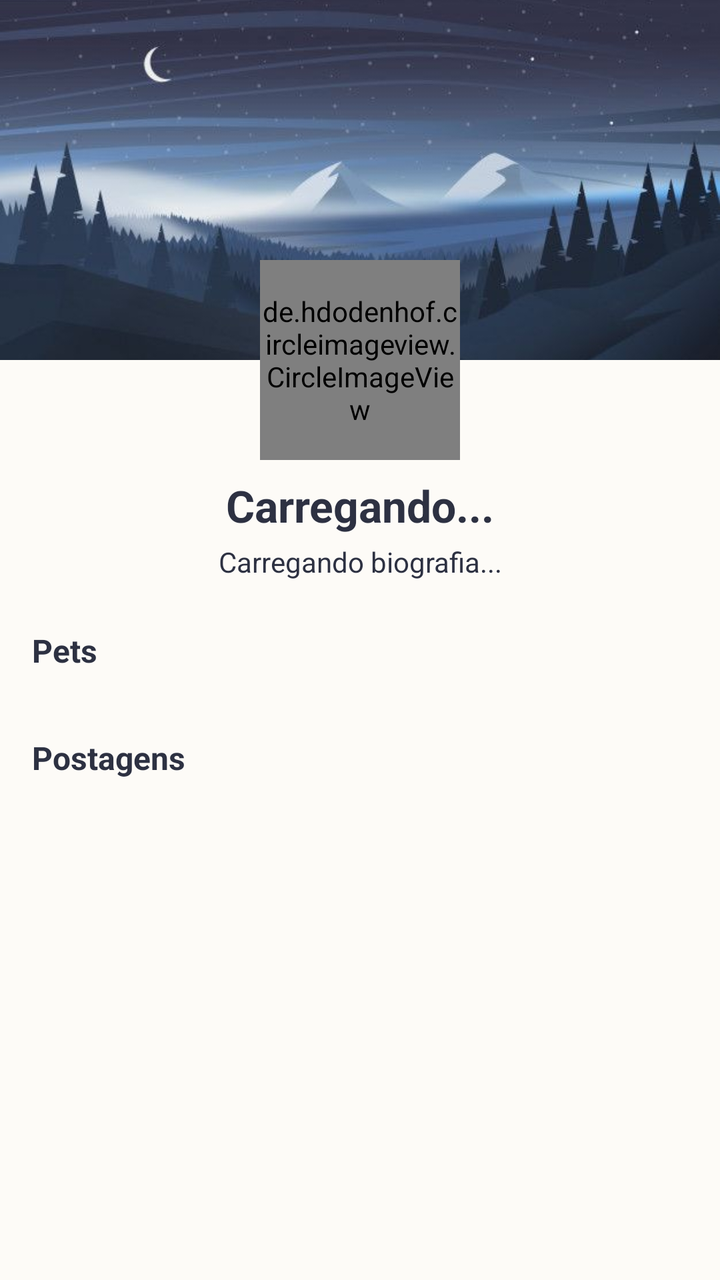
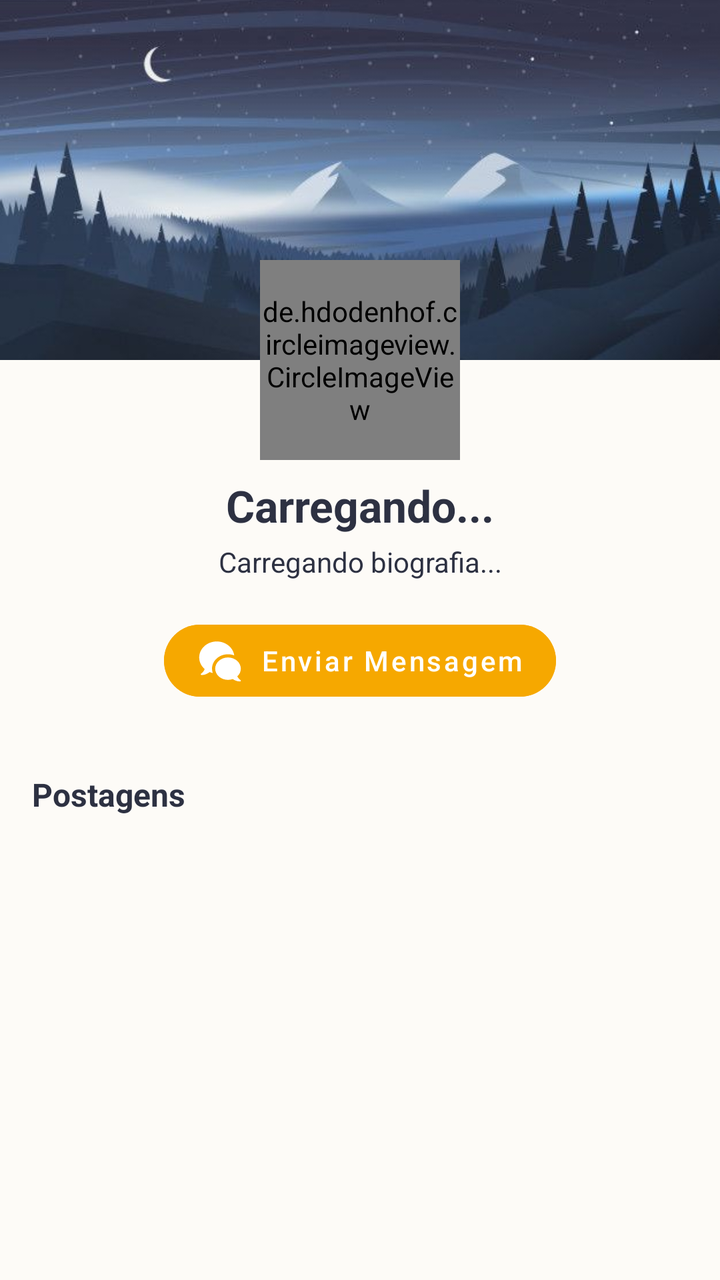

Two renders of the same Android screen: before a commit and after it. Below are the layout's source before the change and the commit's diff.
<!-- AndroidManifest.xml: application theme AppTheme -->
<!-- res/layout/fragment_visualizacao_usuario.xml -->
<?xml version="1.0" encoding="utf-8"?>
<ScrollView xmlns:android="http://schemas.android.com/apk/res/android"
    xmlns:app="http://schemas.android.com/apk/res-auto"
    android:layout_width="match_parent"
    android:layout_height="match_parent"
    android:background="@color/colorBackground">

    <LinearLayout
        android:layout_width="match_parent"
        android:layout_height="wrap_content"
        android:orientation="vertical">

        <androidx.constraintlayout.widget.ConstraintLayout
            android:layout_width="match_parent"
            android:layout_height="wrap_content">

            
            <ImageView
                android:id="@+id/imageCapaVisita"
                android:layout_width="match_parent"
                android:layout_height="180dp"
                android:scaleType="centerCrop"
                android:src="@drawable/padrao"
                app:layout_constraintTop_toTopOf="parent" />

            
            <de.hdodenhof.circleimageview.CircleImageView
                android:id="@+id/imagePerfilVisita"
                android:layout_width="100dp"
                android:layout_height="100dp"
                android:layout_marginTop="130dp"
                android:src="@drawable/ic_avatar_pet"
                app:civ_border_color="#FFFFFF"
                app:civ_border_width="4dp"
                app:layout_constraintEnd_toEndOf="parent"
                app:layout_constraintStart_toStartOf="parent"
                app:layout_constraintTop_toTopOf="parent" />

        </androidx.constraintlayout.widget.ConstraintLayout>

        
        <TextView
            android:id="@+id/textNomeVisita"
            android:layout_width="match_parent"
            android:layout_height="wrap_content"
            android:layout_marginTop="8dp"
            android:gravity="center"
            android:text="Carregando..."
            android:textColor="@color/colorTextPrimary"
            android:textSize="22sp"
            android:textStyle="bold" />

        <TextView
            android:id="@+id/textBioVisita"
            android:layout_width="match_parent"
            android:layout_height="wrap_content"
            android:layout_marginHorizontal="24dp"
            android:layout_marginTop="4dp"
            android:gravity="center"
            android:text="Carregando biografia..."
            android:textColor="@color/colorTextPrimary"
            android:textSize="14sp" />

        
        <TextView
            android:layout_width="wrap_content"
            android:layout_height="wrap_content"
            android:layout_marginStart="16dp"
            android:layout_marginTop="24dp"
            android:text="Pets"
            android:textColor="@color/colorTextPrimary"
            android:textSize="16sp"
            android:textStyle="bold" />

        
        <androidx.recyclerview.widget.RecyclerView
            android:id="@+id/recyclerPetsVisita"
            android:layout_width="match_parent"
            android:layout_height="wrap_content"
            android:layout_marginTop="8dp"
            android:clipToPadding="false"
            android:paddingHorizontal="16dp" />

        
        <TextView
            android:layout_width="wrap_content"
            android:layout_height="wrap_content"
            android:layout_marginStart="16dp"
            android:layout_marginTop="24dp"
            android:text="Postagens"
            android:textColor="@color/colorTextPrimary"
            android:textSize="16sp"
            android:textStyle="bold" />

        
        <androidx.recyclerview.widget.RecyclerView
            android:id="@+id/recyclerFeedVisita"
            android:layout_width="match_parent"
            android:layout_height="wrap_content"
            android:layout_marginTop="8dp"
            android:clipToPadding="false"
            android:paddingHorizontal="12dp"
            android:paddingBottom="24dp" />

    </LinearLayout>
</ScrollView>
<!-- resources referenced by this layout -->
<resources>
  <color name="colorBackground">#FDFBF7</color>
  <color name="colorTextPrimary">#2D3142</color>
  <!-- drawable ic_avatar_pet: vector/xml drawable (drawable, 3993 chars, omitted) -->
  <!-- drawable padrao: jpg bitmap (drawable, 22547 bytes) -->
  <style name="AppTheme" parent="Theme.MaterialComponents.DayNight.NoActionBar">
          
          <item name="colorPrimary">@color/colorPrimary</item>
          <item name="colorPrimaryDark">@color/colorPrimaryDark</item>
          <item name="colorAccent">@color/colorAccent</item>
  
          
          <item name="textInputStyle">@style/Widget.MaterialComponents.TextInputLayout.OutlinedBox</item>
  
          
          <item name="materialButtonStyle">@style/BotaoAmigoPet</item>
      </style>
  <color name="colorPrimary">#F6A800</color>
  <color name="colorPrimaryDark">#C26710</color>
  <color name="colorAccent">#F9C74F</color>
  <style name="BotaoAmigoPet" parent="Widget.MaterialComponents.Button">
          <item name="cornerRadius">28dp</item>
          
          <item name="android:stateListAnimator">@animator/btn_press</item>
      </style>
</resources>

<!-- the commit's change to res/layout/fragment_visualizacao_usuario.xml (unified diff, before → after) -->
@@ -62,15 +62,29 @@
             android:textSize="14sp" />
 
         
-        <TextView
-            android:layout_width="wrap_content"
+        <LinearLayout
+            android:layout_width="match_parent"
             android:layout_height="wrap_content"
-            android:layout_marginStart="16dp"
-            android:layout_marginTop="24dp"
-            android:text="Pets"
-            android:textColor="@color/colorTextPrimary"
-            android:textSize="16sp"
-            android:textStyle="bold" />
+            android:orientation="horizontal"
+            android:gravity="center"
+            android:layout_marginTop="16dp">
+
+            
+            <com.google.android.material.button.MaterialButton
+                android:id="@+id/btnIniciarChat"
+                android:layout_width="wrap_content"
+                android:layout_height="48dp"
+                android:text="Enviar Mensagem"
+                android:textAllCaps="false"
+                android:textSize="14sp"
+                app:icon="@drawable/ic_chat"
+                app:iconSize="24dp"
+                app:iconPadding="8dp"
+                app:cornerRadius="24dp"
+                android:backgroundTint="@color/colorPrimary"
+                android:textColor="@color/colorSurface"/>
+
+        </LinearLayout>
 
         
         <androidx.recyclerview.widget.RecyclerView
<!-- resource entries referenced after the edit -->
@@ -3,6 +3,16 @@
   <color name="colorBackground">#FDFBF7</color>
   <color name="colorTextPrimary">#2D3142</color>
   <!-- drawable ic_avatar_pet: vector/xml drawable (drawable, 3993 chars, omitted) -->
+  <!-- drawable ic_chat (drawable) -->
+  <vector xmlns:android="http://schemas.android.com/apk/res/android"
+      android:width="60dp"
+      android:height="60dp"
+      android:viewportWidth="30"
+      android:viewportHeight="30">
+    <path
+        android:fillColor="#FF000000"
+        android:pathData="M13,3C6.925,3 2,7.477 2,13C2,15.837 3.308,18.388 5.396,20.205C5.097,21.186 4.472,22.162 3.324,23.031A0.5,0.5 0,0 1,3.322 23.033A0.5,0.5 0,0 0,3 23.5A0.5,0.5 0,0 0,3.5 24A0.5,0.5 0,0 0,3.602 23.988C5.542,23.983 7.197,23.154 8.514,22.115C9.139,22.369 9.791,22.579 10.471,22.725C10.167,21.865 10,20.949 10,20C10,15.037 14.486,11 20,11C21.382,11 22.699,11.254 23.898,11.713C23.202,6.799 18.594,3 13,3zM20,13A8,7 0,0 0,12 20A8,7 0,0 0,20 27A8,7 0,0 0,22.984 26.49C24.211,27.347 25.695,27.982 27.395,27.988A0.5,0.5 0,0 0,27.5 28A0.5,0.5 0,0 0,28 27.5A0.5,0.5 0,0 0,27.672 27.031C26.757,26.336 26.17,25.572 25.818,24.793A8,7 0,0 0,28 20A8,7 0,0 0,20 13z"/>
+  </vector>
   <!-- drawable padrao: jpg bitmap (drawable, 22547 bytes) -->
   <style name="AppTheme" parent="Theme.MaterialComponents.DayNight.NoActionBar">
           
@@ -17,6 +27,7 @@
           <item name="materialButtonStyle">@style/BotaoAmigoPet</item>
       </style>
   <color name="colorPrimary">#F6A800</color>
+  <color name="colorSurface">#FFFFFF</color>
   <color name="colorPrimaryDark">#C26710</color>
   <color name="colorAccent">#F9C74F</color>
   <style name="BotaoAmigoPet" parent="Widget.MaterialComponents.Button">
